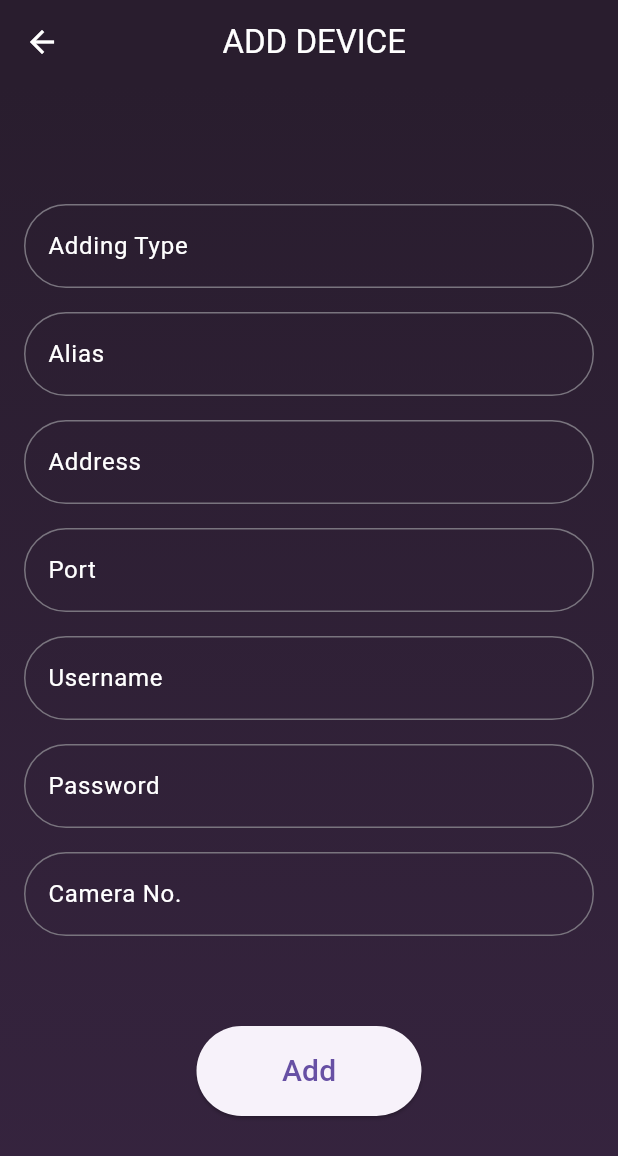
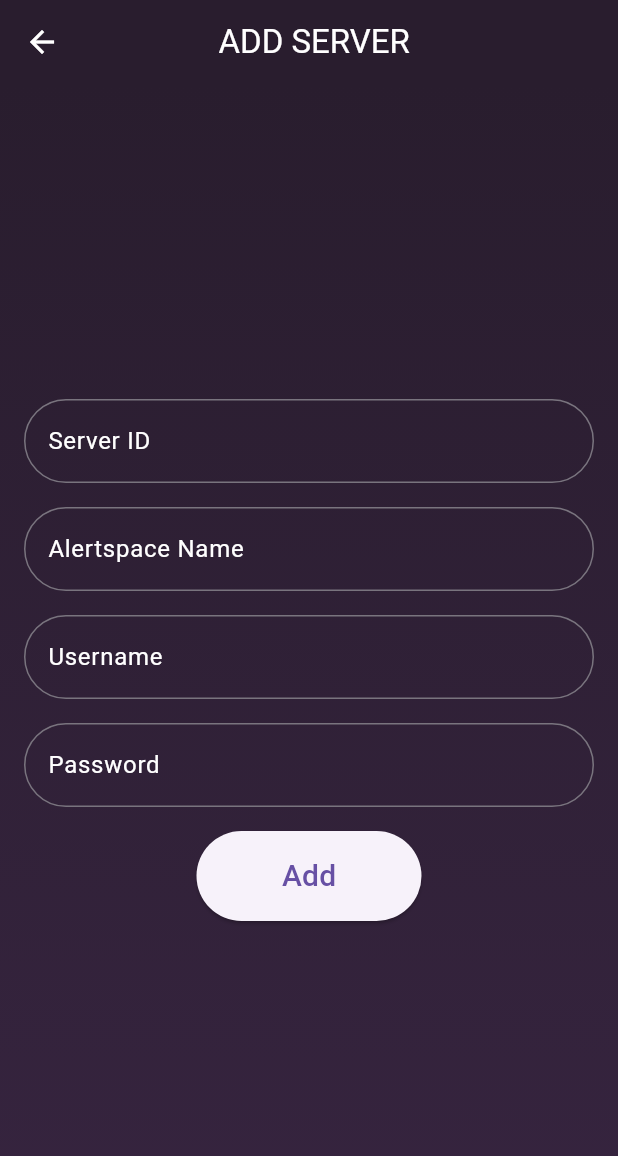
Before and after one commit to AlthafNazeel/R.A.V.E.N, a Flutter app: the AddDevice screen opened by its route, on a phone screen of 412 x 824 dp. Shown: the top 1156 px of the screen. Run offline on Flutter 3.47's test engine with Material 3 defaults, Android fonts, the light colour scheme and no system bars; our stand-ins replace cloud_firestore, firebase_core, firebase_messaging, pie_chart, video_player; accounts and stored records are empty.

Commit message:
Updated Add Device page

```diff
--- a/raven_frontend/lib/Pages/add_device.dart
+++ b/raven_frontend/lib/Pages/add_device.dart
@@ -41,7 +41,7 @@ class AddDevice extends StatelessWidget {
       appBar: AppBar(
         title: Center(
           child: Text(
-            'ADD DEVICE         ',
+            'ADD SERVER         ',
             style: TextStyle(color: Colors.white),
             )), // Center the title
         leading: BackButton(
@@ -74,21 +74,7 @@ class AddDevice extends StatelessWidget {
                 TextField(
                   style: TextStyle(color: const Color.fromARGB(255, 209, 209, 209)),
                   decoration: InputDecoration(
-                    labelText: 'Adding Type',
-                    labelStyle: TextStyle(color: Colors.white),
-                    hintStyle: TextStyle(color: Colors.grey),
-                    border: OutlineInputBorder(
-                      borderRadius: BorderRadius.circular(50.0), // Adjust the radius as needed to make it rounded
-                    ),
-                  ),
-                ),
-                SizedBox(height: 16),
-
-                TextField(
-                  style: TextStyle(color: const Color.fromARGB(255, 209, 209, 209)), // Set text color to offwhite
-                  decoration: InputDecoration(
-                    labelText: 'Alias',
-                    hintText: 'Enter the alias',
+                    labelText: 'Server ID',           // change this field to unchangable
                     labelStyle: TextStyle(color: Colors.white),
                     hintStyle: TextStyle(color: Colors.grey),
                     border: OutlineInputBorder(
@@ -101,22 +87,8 @@ class AddDevice extends StatelessWidget {
                 TextField(
                   style: TextStyle(color: const Color.fromARGB(255, 209, 209, 209)),
                   decoration: InputDecoration(
-                    labelText: 'Address',
-                    hintText: 'Enter the Address',
-                    labelStyle: TextStyle(color: Colors.white),
-                    hintStyle: TextStyle(color: Colors.grey),
-                    border: OutlineInputBorder(
-                      borderRadius: BorderRadius.circular(50.0), // Adjust the radius as needed to make it rounded
-                    ),
-                  ),
-                ),
-                SizedBox(height: 16),
-
-                TextField(
-                  style: TextStyle(color: const Color.fromARGB(255, 209, 209, 209)),
-                  decoration: InputDecoration(
-                    labelText: 'Port',
-                    hintText: 'Enter the port',
+                    labelText: 'Alertspace Name',
+                    hintText: 'Enter the desired Alertspace Name',
                     labelStyle: TextStyle(color: Colors.white),
                     hintStyle: TextStyle(color: Colors.grey),
                     border: OutlineInputBorder(
@@ -141,11 +113,10 @@ class AddDevice extends StatelessWidget {
                 SizedBox(height: 16),
 
                 TextField(
-                  style: TextStyle(color: const Color.fromARGB(255, 209, 209, 209)),
-                  obscureText: true, // This hides the entered text for password fields
+                  style: TextStyle(color: const Color.fromARGB(255, 209, 209, 209)), // Set text color to offwhite
                   decoration: InputDecoration(
                     labelText: 'Password',
-                    hintText: 'Enter your password',
+                    hintText: 'Enter the Password',
                     labelStyle: TextStyle(color: Colors.white),
                     hintStyle: TextStyle(color: Colors.grey),
                     border: OutlineInputBorder(
@@ -154,20 +125,6 @@ class AddDevice extends StatelessWidget {
                   ),
                 ),
                 SizedBox(height: 16),
-
-                TextField(
-                  style: TextStyle(color: const Color.fromARGB(255, 209, 209, 209)),
-                  decoration: InputDecoration(
-                    labelText: 'Camera No.',
-                    hintText: 'Enter the Camera No.',
-                    labelStyle: TextStyle(color: Colors.white),
-                    hintStyle: TextStyle(color: Colors.grey),
-                    border: OutlineInputBorder(
-                      borderRadius: BorderRadius.circular(50.0), // Adjust the radius as needed to make it rounded
-                    ),
-                  ),
-                ),
-                SizedBox(height: 60),
 
                 ElevatedButton(
                   onPressed: () {
```
